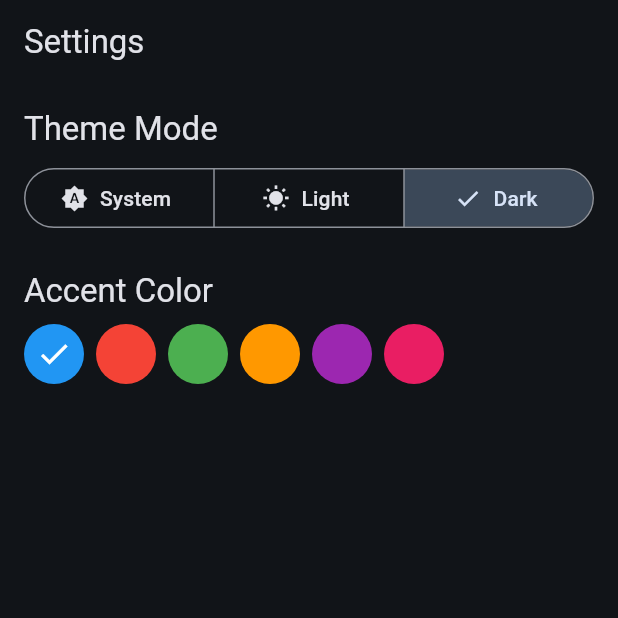
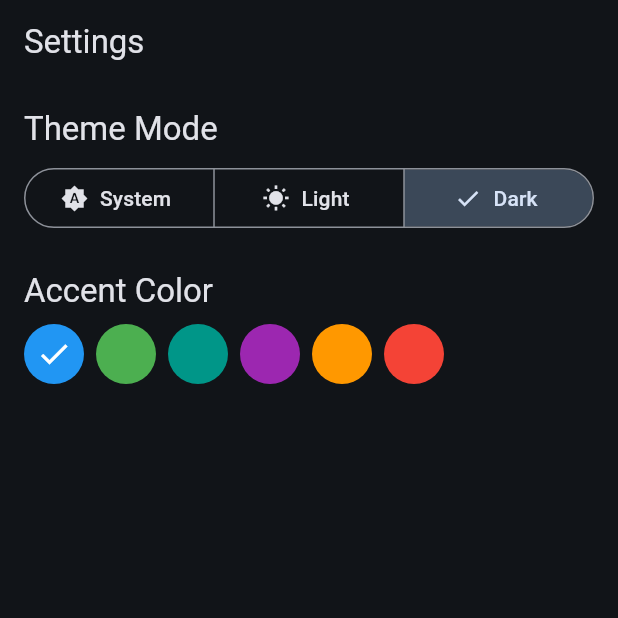
Before and after one commit to luccidnz/hold_that_thought, a Flutter app: the SettingsScreen screen opened by its route, after a tap on "Light", after a tap on "Dark", after a tap on the "check" icon, on a phone screen of 412 x 824 dp, the top half of it. Run offline on Flutter 3.47's test engine with Material 3 defaults, Android fonts, the phone set to English and light mode, and no system bars; our stand-ins replace flutter_riverpod, go_router, shared_preferences, url_strategy; accounts and stored records are empty.

Commit message:
feat: implement theme system, navigation, and repo setup
This commit includes a comprehensive set of features and improvements:

- **Theme System:** A new theme system with light/dark/system modes and accent colors, persisted with `shared_preferences`.
- **Navigation Rework:** A declarative routing system using `go_router`, with web deep links, 404 handling, and guards.
- **Repo Hygiene + CI:** Initial setup for repository hygiene and a CI workflow.

This commit also includes tests for the new features.

```diff
--- a/lib/main.dart
+++ b/lib/main.dart
@@ -20,8 +20,8 @@ class HoldThatThoughtApp extends ConsumerWidget {
 
     return MaterialApp.router(
       title: 'Hold That Thought',
-      theme: AppTheme.getTheme(themeState.accentColor, Brightness.light),
-      darkTheme: AppTheme.getTheme(themeState.accentColor, Brightness.dark),
+      theme: AppTheme.lightFor(themeState.accent),
+      darkTheme: AppTheme.darkFor(themeState.accent),
       themeMode: themeState.themeMode,
       routerConfig: router,
     );
--- a/lib/settings/settings_screen.dart
+++ b/lib/settings/settings_screen.dart
@@ -2,6 +2,8 @@ import 'package:flutter/material.dart';
 import 'package:flutter_riverpod/flutter_riverpod.dart';
 import 'package:hold_that_thought/theme/app_theme.dart';
 import 'package:hold_that_thought/theme/theme_controller.dart';
+import 'package:flutter/material.dart';
+import 'package:flutter_riverpod/flutter_riverpod.dart';
 
 class SettingsScreen extends ConsumerWidget {
   const SettingsScreen({Key? key}) : super(key: key);
@@ -43,7 +45,7 @@ class SettingsScreen extends ConsumerWidget {
             ],
             selected: {themeState.themeMode},
             onSelectionChanged: (newSelection) {
-              themeController.setThemeMode(newSelection.first);
+              themeController.setMode(newSelection.first);
             },
           ),
           const SizedBox(height: 24),
@@ -55,14 +57,14 @@ class SettingsScreen extends ConsumerWidget {
           Wrap(
             spacing: 8.0,
             runSpacing: 8.0,
-            children: AccentColor.values.map((color) {
+            children: Accent.values.map((accent) {
               return GestureDetector(
                 onTap: () {
-                  themeController.setAccentColor(color);
+                  themeController.setAccent(accent);
                 },
                 child: CircleAvatar(
-                  backgroundColor: color.color,
-                  child: themeState.accentColor == color
+                  backgroundColor: accent.color,
+                  child: themeState.accent == accent
                       ? const Icon(Icons.check, color: Colors.white)
                       : null,
                 ),
--- a/lib/theme/app_theme.dart
+++ b/lib/theme/app_theme.dart
@@ -1,39 +1,49 @@
 import 'package:flutter/material.dart';
 
-enum AccentColor {
+enum Accent {
   blue,
+  green,
+  teal,
+  purple,
+  orange,
   red,
-  green,
-  orange,
-  purple,
-  pink,
 }
 
-extension AccentColorExtension on AccentColor {
+extension AccentExtension on Accent {
   Color get color {
     switch (this) {
-      case AccentColor.blue:
+      case Accent.blue:
         return Colors.blue;
-      case AccentColor.red:
+      case Accent.green:
+        return Colors.green;
+      case Accent.teal:
+        return Colors.teal;
+      case Accent.purple:
+        return Colors.purple;
+      case Accent.orange:
+        return Colors.orange;
+      case Accent.red:
         return Colors.red;
-      case AccentColor.green:
-        return Colors.green;
-      case AccentColor.orange:
-        return Colors.orange;
-      case AccentColor.purple:
-        return Colors.purple;
-      case AccentColor.pink:
-        return Colors.pink;
     }
   }
 }
 
 class AppTheme {
-  static ThemeData getTheme(AccentColor accentColor, Brightness brightness) {
+  static ThemeData lightFor(Accent accent) {
     return ThemeData(
       colorScheme: ColorScheme.fromSeed(
-        seedColor: accentColor.color,
-        brightness: brightness,
+        seedColor: accent.color,
+        brightness: Brightness.light,
+      ),
+      useMaterial3: true,
+    );
+  }
+
+  static ThemeData darkFor(Accent accent) {
+    return ThemeData(
+      colorScheme: ColorScheme.fromSeed(
+        seedColor: accent.color,
+        brightness: Brightness.dark,
       ),
       useMaterial3: true,
     );
--- a/lib/theme/theme_controller.dart
+++ b/lib/theme/theme_controller.dart
@@ -6,19 +6,19 @@ import 'package:hold_that_thought/theme/app_theme.dart';
 class ThemeState {
   const ThemeState({
     this.themeMode = ThemeMode.system,
-    this.accentColor = AccentColor.blue,
+    this.accent = Accent.blue,
   });
 
   final ThemeMode themeMode;
-  final AccentColor accentColor;
+  final Accent accent;
 
   ThemeState copyWith({
     ThemeMode? themeMode,
-    AccentColor? accentColor,
+    Accent? accent,
   }) {
     return ThemeState(
       themeMode: themeMode ?? this.themeMode,
-      accentColor: accentColor ?? this.accentColor,
+      accent: accent ?? this.accent,
     );
   }
 }
@@ -28,8 +28,8 @@ class ThemeController extends StateNotifier<ThemeState> {
     _loadTheme();
   }
 
-  static const String _themeModeKey = 'themeMode';
-  static const String _accentColorKey = 'accentColor';
+  static const String _themeModeKey = 'theme.mode';
+  static const String _accentColorKey = 'theme.accent';
 
   Future<void> _loadTheme() async {
     final prefs = await SharedPreferences.getInstance();
@@ -41,24 +41,24 @@ class ThemeController extends StateNotifier<ThemeState> {
       orElse: () => ThemeMode.system,
     );
 
-    final accentColor = AccentColor.values.firstWhere(
-      (e) => e.toString() == 'AccentColor.$accentColorString',
-      orElse: () => AccentColor.blue,
+    final accentColor = Accent.values.firstWhere(
+      (e) => e.toString() == 'Accent.$accentColorString',
+      orElse: () => Accent.blue,
     );
 
-    state = ThemeState(themeMode: themeMode, accentColor: accentColor);
+    state = ThemeState(themeMode: themeMode, accent: accentColor);
   }
 
-  Future<void> setThemeMode(ThemeMode themeMode) async {
+  Future<void> setMode(ThemeMode themeMode) async {
     final prefs = await SharedPreferences.getInstance();
     await prefs.setString(_themeModeKey, themeMode.toString().split('.').last);
     state = state.copyWith(themeMode: themeMode);
   }
 
-  Future<void> setAccentColor(AccentColor accentColor) async {
+  Future<void> setAccent(Accent accent) async {
     final prefs = await SharedPreferences.getInstance();
-    await prefs.setString(_accentColorKey, accentColor.toString().split('.').last);
-    state = state.copyWith(accentColor: accentColor);
+    await prefs.setString(_accentColorKey, accent.toString().split('.').last);
+    state = state.copyWith(accent: accent);
   }
 }
 
```
Also changed, not shown: 3 other files.
